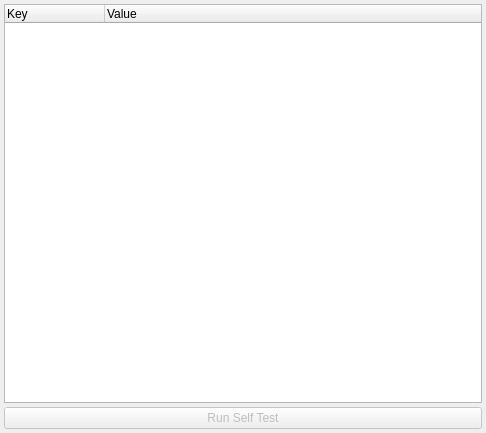
The window that src/phoenix_gui/src/diagnostics_viewer.ui (Nkyoku/phoenix-jetson) describes before a commit, drawn with Qt 5.
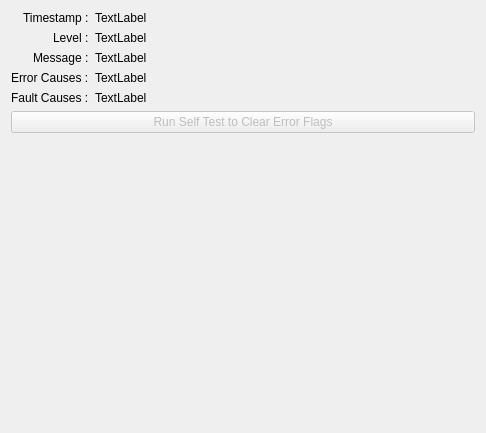
The same window after the commit.

Commit message: 診断メッセージの表示方法をQTreeWidgetからQLabelに変更

What changed in the file:
```diff
--- a/src/phoenix_gui/src/diagnostics_viewer.ui
+++ b/src/phoenix_gui/src/diagnostics_viewer.ui
@@ -13,49 +13,93 @@
   <property name="windowTitle">
    <string>Diagnostics Viewer</string>
   </property>
-  <layout class="QVBoxLayout" name="verticalLayout">
-   <property name="spacing">
-    <number>4</number>
+  <layout class="QFormLayout" name="formLayout">
+   <property name="labelAlignment">
+    <set>Qt::AlignRight|Qt::AlignTrailing|Qt::AlignVCenter</set>
    </property>
-   <property name="leftMargin">
-    <number>4</number>
-   </property>
-   <property name="topMargin">
-    <number>4</number>
-   </property>
-   <property name="rightMargin">
-    <number>4</number>
-   </property>
-   <property name="bottomMargin">
-    <number>4</number>
-   </property>
-   <item>
-    <widget class="QTreeWidget" name="treeWidget">
-     <property name="editTriggers">
-      <set>QAbstractItemView::NoEditTriggers</set>
+   <item row="1" column="0">
+    <widget class="QLabel" name="label_2">
+     <property name="text">
+      <string>Level :</string>
      </property>
-     <property name="columnCount">
-      <number>2</number>
+    </widget>
+   </item>
+   <item row="2" column="0">
+    <widget class="QLabel" name="label_3">
+     <property name="text">
+      <string>Message :</string>
      </property>
-     <column>
-      <property name="text">
-       <string>Key</string>
-      </property>
-     </column>
-     <column>
-      <property name="text">
-       <string>Value</string>
-      </property>
-     </column>
     </widget>
    </item>
-   <item>
+   <item row="3" column="0">
+    <widget class="QLabel" name="label_4">
+     <property name="text">
+      <string>Error Causes :</string>
+     </property>
+    </widget>
+   </item>
+   <item row="4" column="0">
+    <widget class="QLabel" name="label_5">
+     <property name="text">
+      <string>Fault Causes :</string>
+     </property>
+    </widget>
+   </item>
+   <item row="5" column="0" colspan="2">
     <widget class="QPushButton" name="runSelfTestButton">
      <property name="enabled">
       <bool>false</bool>
      </property>
      <property name="text">
-      <string>Run Self Test</string>
+      <string>Run Self Test to Clear Error Flags</string>
+     </property>
+    </widget>
+   </item>
+   <item row="0" column="0">
+    <widget class="QLabel" name="label">
+     <property name="text">
+      <string>Timestamp :</string>
+     </property>
+    </widget>
+   </item>
+   <item row="0" column="1">
+    <widget class="QLabel" name="timestampLabel">
+     <property name="text">
+      <string>TextLabel</string>
+     </property>
+    </widget>
+   </item>
+   <item row="1" column="1">
+    <widget class="QLabel" name="levelLabel">
+     <property name="text">
+      <string>TextLabel</string>
+     </property>
+    </widget>
+   </item>
+   <item row="2" column="1">
+    <widget class="QLabel" name="messageLabel">
+     <property name="text">
+      <string>TextLabel</string>
+     </property>
+    </widget>
+   </item>
+   <item row="3" column="1">
+    <widget class="QLabel" name="errorLabel">
+     <property name="text">
+      <string>TextLabel</string>
+     </property>
+     <property name="wordWrap">
+      <bool>true</bool>
+     </property>
+    </widget>
+   </item>
+   <item row="4" column="1">
+    <widget class="QLabel" name="faultLabel">
+     <property name="text">
+      <string>TextLabel</string>
+     </property>
+     <property name="wordWrap">
+      <bool>true</bool>
      </property>
     </widget>
    </item>
```
The commit also changes 3 other files.
